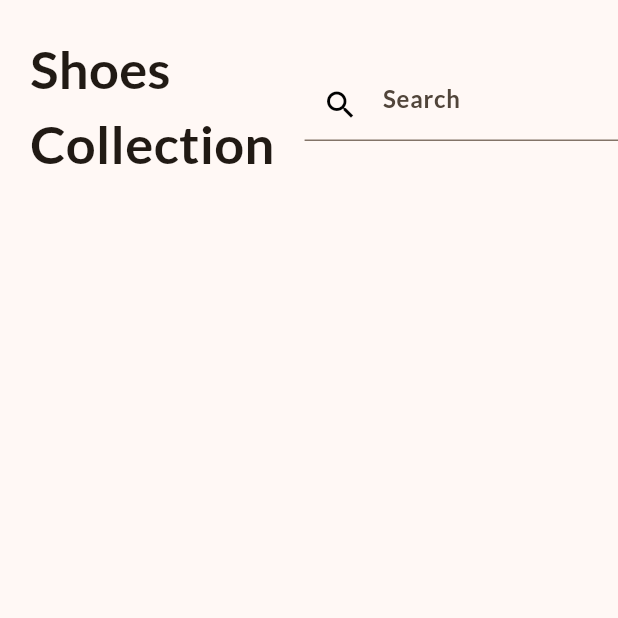
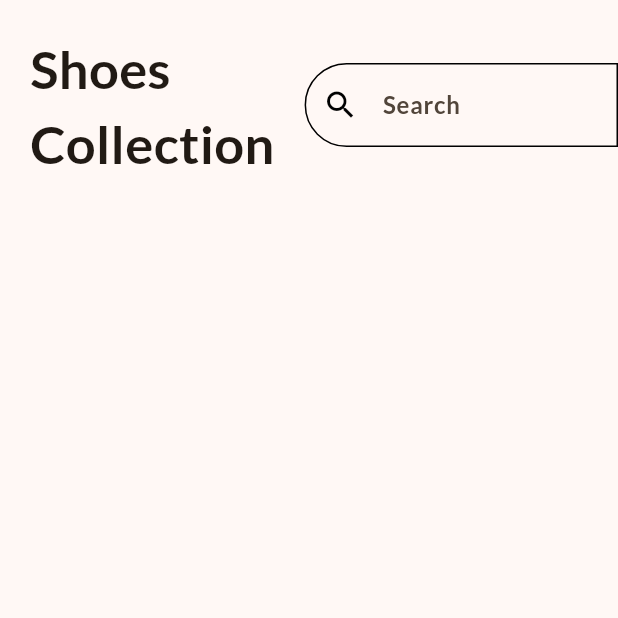
Before and after one commit to cnewtonharris/shoppingapp, a Flutter app: the screen it shows after launch, on a phone screen of 412 x 824 dp, the top half of it. Run offline on Flutter 3.47's test engine with Material 3 defaults, Android fonts, the phone set to English and light mode, and no system bars.

Commit message:
added radius border to search bar, new list for menu

```diff
--- a/lib/home_page.dart
+++ b/lib/home_page.dart
@@ -4,8 +4,25 @@ import 'package:shoppingapp/main.dart';
 class HomePage extends StatelessWidget {
   const HomePage ({super.key});
 
+  final List<String> filters = const [
+    'All',
+    'Sneakers',
+    'Boots',
+    'Heels',
+    'Sandals',
+    'Flats',
+  ];
+
   @override
   Widget build(BuildContext context) {
+    const border = OutlineInputBorder(
+      borderSide: BorderSide(
+        color: Colors.black,
+      ),
+      borderRadius: BorderRadius.horizontal(
+        left: Radius.circular(100),
+      ),
+    );
     return const Scaffold(
       body: SafeArea(
         child: Column(
@@ -26,6 +43,9 @@ class HomePage extends StatelessWidget {
                       decoration: InputDecoration(
                         hintText: 'Search',
                         prefixIcon: Icon(Icons.search),
+                        border: border,
+                        enabledBorder: border,
+                        focusedBorder: border,
                       ),
                     )
                 ),
--- a/lib/main.dart
+++ b/lib/main.dart
@@ -21,6 +21,14 @@ class MyApp extends StatelessWidget {
             fontWeight: FontWeight.bold,
             fontSize: 16,
           ),
+          border: OutlineInputBorder(
+            borderSide: BorderSide(
+              color: Colors.black,
+            ),
+            borderRadius: BorderRadius.horizontal(
+              left: Radius.circular(100),
+            ),
+          ),
           prefixIconColor: Colors.black,
         ),
       ),
```
